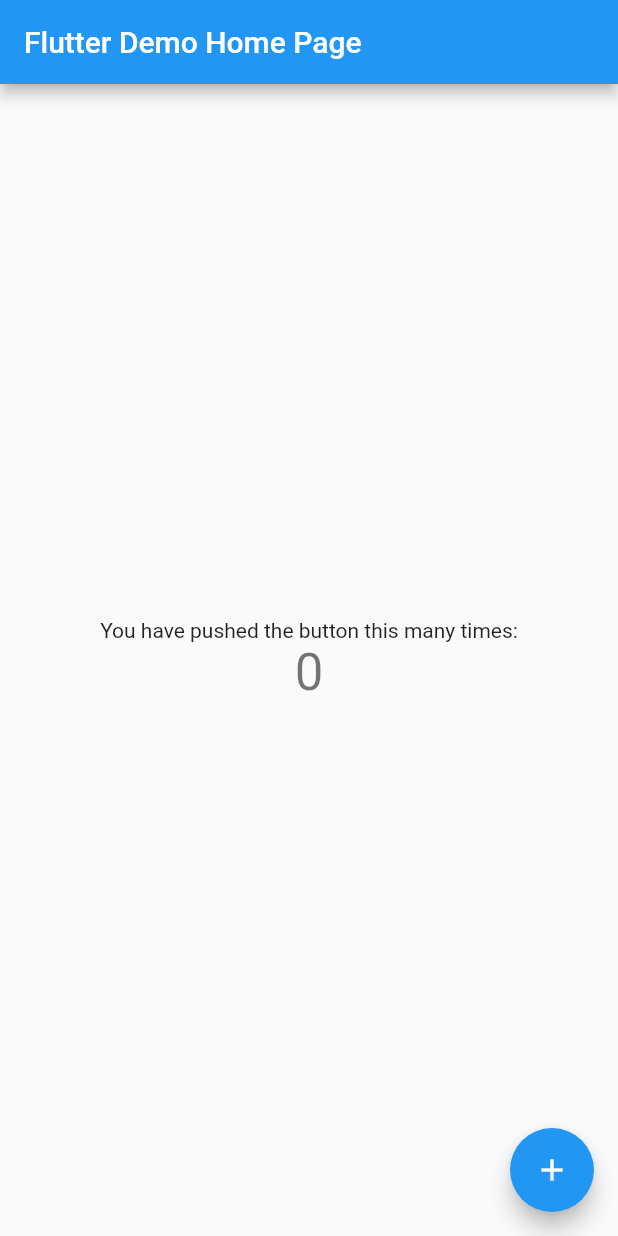
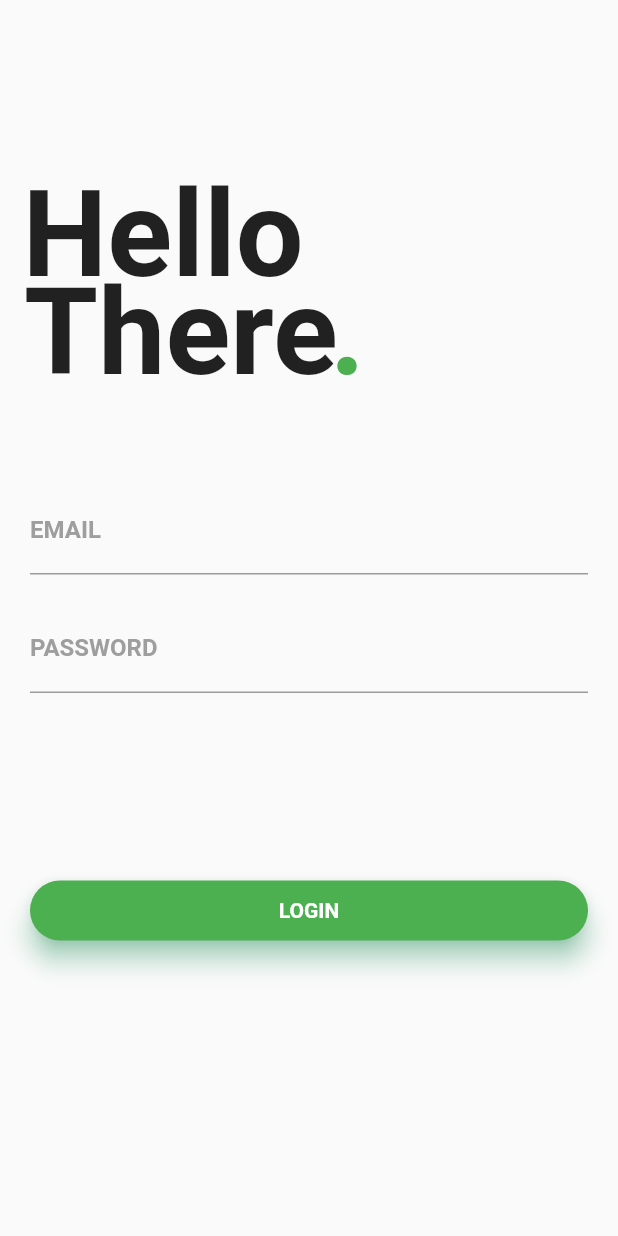
Before and after one commit to psypersky/Rubens-Life, a Flutter app: the screen it shows after launch, on a phone screen of 412 x 824 dp. Run offline on Flutter 3.47's test engine with Material 2 defaults, Android fonts, the phone set to English and light mode, and no system bars; Roboto replaces fonts that are missing (Montserrat).

Commit message:
add login page

```diff
--- a/lib/main.dart
+++ b/lib/main.dart
@@ -20,92 +20,119 @@ class MyApp extends StatelessWidget {
         // is not restarted.
         primarySwatch: Colors.blue,
       ),
-      home: MyHomePage(title: 'Flutter Demo Home Page'),
+      home: MyHomePage(),
     );
   }
 }
 
 class MyHomePage extends StatefulWidget {
-  MyHomePage({Key key, this.title}) : super(key: key);
-
-  // This widget is the home page of your application. It is stateful, meaning
-  // that it has a State object (defined below) that contains fields that affect
-  // how it looks.
-
-  // This class is the configuration for the state. It holds the values (in this
-  // case the title) provided by the parent (in this case the App widget) and
-  // used by the build method of the State. Fields in a Widget subclass are
-  // always marked "final".
-
-  final String title;
-
   @override
-  _MyHomePageState createState() => _MyHomePageState();
+  _MyHomePageState createState() => new _MyHomePageState();
 }
 
 class _MyHomePageState extends State<MyHomePage> {
-  int _counter = 0;
-
-  void _incrementCounter() {
-    setState(() {
-      // This call to setState tells the Flutter framework that something has
-      // changed in this State, which causes it to rerun the build method below
-      // so that the display can reflect the updated values. If we changed
-      // _counter without calling setState(), then the build method would not be
-      // called again, and so nothing would appear to happen.
-      _counter++;
-    });
-  }
-
   @override
   Widget build(BuildContext context) {
-    // This method is rerun every time setState is called, for instance as done
-    // by the _incrementCounter method above.
-    //
-    // The Flutter framework has been optimized to make rerunning build methods
-    // fast, so that you can just rebuild anything that needs updating rather
-    // than having to individually change instances of widgets.
-    return Scaffold(
-      appBar: AppBar(
-        // Here we take the value from the MyHomePage object that was created by
-        // the App.build method, and use it to set our appbar title.
-        title: Text(widget.title),
-      ),
-      body: Center(
-        // Center is a layout widget. It takes a single child and positions it
-        // in the middle of the parent.
-        child: Column(
-          // Column is also layout widget. It takes a list of children and
-          // arranges them vertically. By default, it sizes itself to fit its
-          // children horizontally, and tries to be as tall as its parent.
-          //
-          // Invoke "debug painting" (press "p" in the console, choose the
-          // "Toggle Debug Paint" action from the Flutter Inspector in Android
-          // Studio, or the "Toggle Debug Paint" command in Visual Studio Code)
-          // to see the wireframe for each widget.
-          //
-          // Column has various properties to control how it sizes itself and
-          // how it positions its children. Here we use mainAxisAlignment to
-          // center the children vertically; the main axis here is the vertical
-          // axis because Columns are vertical (the cross axis would be
-          // horizontal).
-          mainAxisAlignment: MainAxisAlignment.center,
+    return new Scaffold(
+        resizeToAvoidBottomPadding: false,
+        body: Column(
+          crossAxisAlignment: CrossAxisAlignment.start,
           children: <Widget>[
-            Text(
-              'You have pushed the button this many times:',
+            // Hello There Container
+            Container(
+              child: Stack(
+                children: <Widget>[
+                  Container(
+                    padding: EdgeInsets.fromLTRB(15.0, 110.0, 0.0, 0.0),
+                    child: Text('Hello',
+                        style: TextStyle(
+                            fontSize: 80.0, fontWeight: FontWeight.bold)),
+                  ),
+                  Container(
+                    padding: EdgeInsets.fromLTRB(16.0, 175.0, 0.0, 0.0),
+                    child: Text('There',
+                        style: TextStyle(
+                            fontSize: 80.0, fontWeight: FontWeight.bold)),
+                  ),
+                  Container(
+                    padding: EdgeInsets.fromLTRB(220.0, 175.0, 0.0, 0.0),
+                    child: Text('.',
+                        style: TextStyle(
+                            fontSize: 80.0,
+                            fontWeight: FontWeight.bold,
+                            color: Colors.green)),
+                  )
+                ],
+              ),
             ),
-            Text(
-              '$_counter',
-              style: Theme.of(context).textTheme.display1,
-            ),
+
+            // Form Container
+            Container(
+                padding: EdgeInsets.only(top: 55.0, left: 20.0, right: 20.0),
+                child: Column(
+                  children: <Widget>[
+                    TextField(
+                      decoration: InputDecoration(
+                          labelText: 'EMAIL',
+                          labelStyle: TextStyle(
+                              fontFamily: 'Montserrat',
+                              fontWeight: FontWeight.bold,
+                              color: Colors.grey),
+                          focusedBorder: UnderlineInputBorder(
+                              borderSide: BorderSide(color: Colors.green))),
+                    ),
+                    SizedBox(height: 20.0),
+                    TextField(
+                      decoration: InputDecoration(
+                          labelText: 'PASSWORD',
+                          labelStyle: TextStyle(
+                              fontFamily: 'Montserrat',
+                              fontWeight: FontWeight.bold,
+                              color: Colors.grey),
+                          focusedBorder: UnderlineInputBorder(
+                              borderSide: BorderSide(color: Colors.green))),
+                      obscureText: true,
+                    ),
+                    SizedBox(height: 5.0),
+//                    Container(
+//                      alignment: Alignment(1.0, 0.0),
+//                      padding: EdgeInsets.only(top: 15.0, left: 20.0),
+//                      child: InkWell(
+//                        child: Text(
+//                          'Forgot Password',
+//                          style: TextStyle(
+//                              color: Colors.green,
+//                              fontWeight: FontWeight.bold,
+//                              fontFamily: 'Montserrat',
+//                              decoration: TextDecoration.underline),
+//                        ),
+//                      ),
+//                    ),
+                    SizedBox(height: 120.0),
+                    Container(
+                      height: 40.0,
+                      child: Material(
+                        borderRadius: BorderRadius.circular(20.0),
+                        shadowColor: Colors.greenAccent,
+                        color: Colors.green,
+                        elevation: 7.0,
+                        child: GestureDetector(
+                          onTap: () {},
+                          child: Center(
+                            child: Text(
+                              'LOGIN',
+                              style: TextStyle(
+                                  color: Colors.white,
+                                  fontWeight: FontWeight.bold,
+                                  fontFamily: 'Montserrat'),
+                            ),
+                          ),
+                        ),
+                      ),
+                    ),
+                  ],
+                )),
           ],
-        ),
-      ),
-      floatingActionButton: FloatingActionButton(
-        onPressed: _incrementCounter,
-        tooltip: 'Increment',
-        child: Icon(Icons.add),
-      ), // This trailing comma makes auto-formatting nicer for build methods.
-    );
+        ));
   }
 }
```
